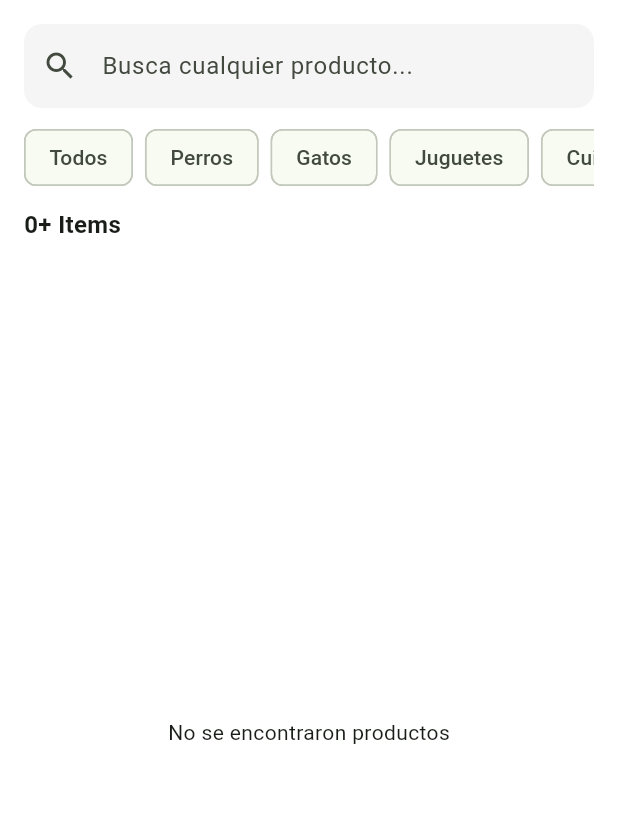
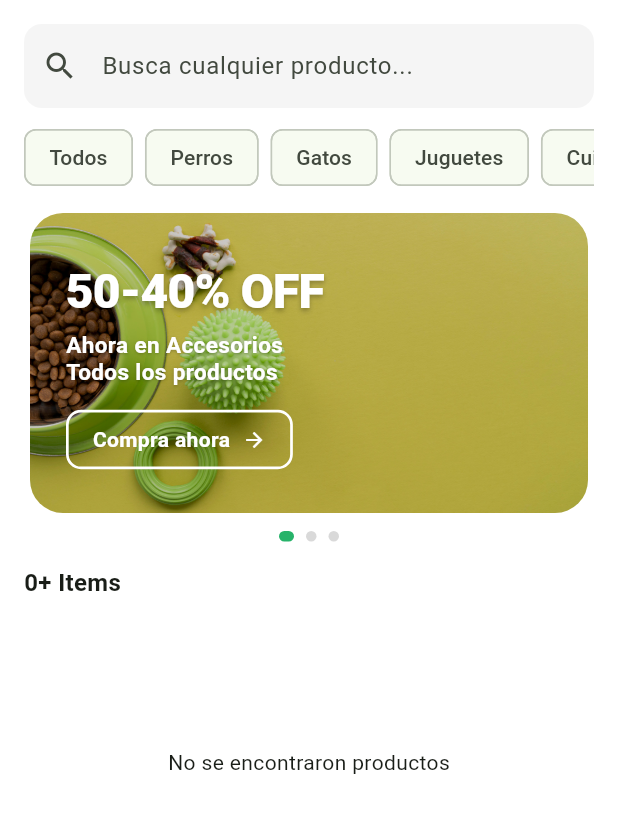
Before and after one commit to Jenny1416/petitt, a Flutter app: the _Catalog widget shown alone on an empty page, opened directly with empty values, on a phone screen of 412 x 824 dp. Shown: the top 813 px of the screen. Run offline on Flutter 3.47's test engine with Material 3 defaults, Android fonts, the phone set to English and light mode, and no system bars; our stand-ins replace image_picker; accounts and stored records are empty; network calls fail; Roboto replaces fonts that are missing (Arial).

Commit message:
HOME 65% Añadí el Banner y hasta ahora el flujo funciona correctamente. Aun estoy decidiendo si poner botones en el Banner

```diff
--- a/lib/screens/home_screen.dart
+++ b/lib/screens/home_screen.dart
@@ -4,6 +4,7 @@ import '../providers/app_state.dart';
 import '../routes/app_routes.dart';
 import '../widgets/logo.dart';
 import '../widgets/product_card.dart';
+import '../widgets/promo_banner.dart';
 import 'cart_screen.dart';
 import 'orders_screen.dart';
 import 'profile_screen.dart';
@@ -42,7 +43,7 @@ class _HomeScreenState extends State<HomeScreen> {
                       label: Text('${app.cart.length}'),
                       child: const Icon(Icons.shopping_cart_outlined)))
             ]),
-        body: pages[index],
+        body: IndexedStack(index: index, children: pages),
         bottomNavigationBar: NavigationBar(
           selectedIndex: index,
           onDestinationSelected: (i) => setState(() => index = i),
@@ -85,9 +86,11 @@ class _Catalog extends StatelessWidget {
     final app = context.watch<AppState>();
     final data = app.search(q, cat);
     final cats = ['Todos', 'Perros', 'Gatos', 'Juguetes', 'Cuidado'];
-    return Padding(
+
+    return ListView(
       padding: const EdgeInsets.all(16),
-        child: Column(crossAxisAlignment: CrossAxisAlignment.start, children: [
+      children: [
+        // 1. Buscador
         TextField(
             onChanged: onQ,
             decoration: InputDecoration(
@@ -99,6 +102,8 @@ class _Catalog extends StatelessWidget {
                     borderSide: BorderSide.none,
                     borderRadius: BorderRadius.circular(12)))),
         const SizedBox(height: 12),
+
+        // 2. Categorías
         SizedBox(
             height: 42,
             child: ListView.separated(
@@ -109,24 +114,35 @@ class _Catalog extends StatelessWidget {
                     label: Text(cats[i]),
                     selected: cat == cats[i],
                     onSelected: (_) => onCat(cats[i])))),
-          const SizedBox(height: 12),
+        const SizedBox(height: 16),
+
+        // 3. Banner Promocional (Ahora se moverá al hacer scroll)
+        const PromoBanner(),
+        const SizedBox(height: 16),
+
+        // 4. Contador de Items
         Text('${data.length}+ Items',
-              style:
-                  const TextStyle(fontWeight: FontWeight.bold, fontSize: 16)),
+            style: const TextStyle(fontWeight: FontWeight.bold, fontSize: 16)),
         const SizedBox(height: 8),
-          Expanded(
-              child: data.isEmpty
-                  ? const Center(child: Text('No se encontraron productos'))
+
+        // 5. Cuadrícula de productos
+        data.isEmpty
+            ? const SizedBox(
+                height: 200,
+                child: Center(child: Text('No se encontraron productos')),
+              )
             : GridView.builder(
+                shrinkWrap: true, // Importante para que funcione dentro de un ListView
+                physics: const NeverScrollableScrollPhysics(), // El scroll lo maneja el ListView principal
                 itemCount: data.length,
-                      gridDelegate:
-                          const SliverGridDelegateWithFixedCrossAxisCount(
+                gridDelegate: const SliverGridDelegateWithFixedCrossAxisCount(
                     crossAxisCount: 2,
                     childAspectRatio: .63,
                     crossAxisSpacing: 10,
                     mainAxisSpacing: 10),
-                      itemBuilder: (_, i) => ProductCard(p: data[i])))
-        ]));
+                itemBuilder: (_, i) => ProductCard(p: data[i])),
+      ],
+    );
   }
 }
 
--- /dev/null
+++ b/lib/widgets/promo_banner.dart
@@ -0,0 +1,220 @@
+import 'dart:async';
+import 'package:flutter/material.dart';
+
+class BannerData {
+  final String title;
+  final String subtitle;
+  final String image;
+  final bool showButton;
+
+  const BannerData({
+    required this.title,
+    required this.subtitle,
+    required this.image,
+    this.showButton = false,
+  });
+}
+
+class PromoBanner extends StatefulWidget {
+  const PromoBanner({super.key});
+
+  @override
+  State<PromoBanner> createState() => _PromoBannerState();
+}
+
+class _PromoBannerState extends State<PromoBanner> {
+  final PageController _pageController = PageController();
+  int _currentPage = 0;
+  Timer? _timer;
+
+  final List<BannerData> _banners = [
+    const BannerData(
+      title: '50-40% OFF',
+      subtitle: 'Ahora en Accesorios\nTodos los productos',
+      image: 'assets/images/promo_01.jpg',
+      showButton: true,
+    ),
+    const BannerData(
+      title: 'ENVÍO GRATIS',
+      subtitle: 'En compras mayores a \$99\nEn toda la tienda',
+      image: 'assets/images/promo_02.jpg',
+      showButton: false,
+    ),
+    const BannerData(
+      title: 'NUEVA COLECCIÓN',
+      subtitle: 'Accesorios exclusivos\npara tu mejor amigo',
+      image: 'assets/images/promo_03.jpg',
+      showButton: true,
+    ),
+  ];
+
+  @override
+  void initState() {
+    super.initState();
+    _startTimer();
+  }
+
+  void _startTimer() {
+    _timer = Timer.periodic(const Duration(seconds: 10), (timer) {
+      if (!mounted) return;
+      if (_currentPage < _banners.length - 1) {
+        _currentPage++;
+      } else {
+        _currentPage = 0;
+      }
+
+      if (_pageController.hasClients) {
+        _pageController.animateToPage(
+          _currentPage,
+          duration: const Duration(milliseconds: 600),
+          curve: Curves.easeInOut,
+        );
+      }
+    });
+  }
+
+  @override
+  void dispose() {
+    _timer?.cancel();
+    _pageController.dispose();
+    super.dispose();
+  }
+
+  @override
+  Widget build(BuildContext context) {
+    return Column(
+      mainAxisSize: MainAxisSize.min,
+      children: [
+        SizedBox(
+          height: 200,
+          width: double.infinity,
+          child: PageView.builder(
+            controller: _pageController,
+            onPageChanged: (index) {
+              setState(() {
+                _currentPage = index;
+              });
+            },
+            itemCount: _banners.length,
+            itemBuilder: (context, index) {
+              return _buildBannerItem(_banners[index]);
+            },
+          ),
+        ),
+        const SizedBox(height: 12),
+        Row(
+          mainAxisAlignment: MainAxisAlignment.center,
+          children: List.generate(
+            _banners.length,
+            (index) => _buildDot(index == _currentPage),
+          ),
+        ),
+      ],
+    );
+  }
+
+  Widget _buildBannerItem(BannerData banner) {
+    return Container(
+      margin: const EdgeInsets.symmetric(horizontal: 4),
+      decoration: BoxDecoration(
+        borderRadius: BorderRadius.circular(22),
+        image: DecorationImage(
+          image: AssetImage(banner.image),
+          fit: BoxFit.cover,
+          colorFilter: ColorFilter.mode(
+            Colors.black.withOpacity(0.2),
+            BlendMode.darken,
+          ),
+        ),
+      ),
+      child: Container(
+        padding: const EdgeInsets.all(24),
+        child: Column(
+          crossAxisAlignment: CrossAxisAlignment.start,
+          mainAxisAlignment: MainAxisAlignment.center,
+          children: [
+            Text(
+              banner.title,
+              style: const TextStyle(
+                color: Colors.white,
+                fontSize: 32,
+                fontWeight: FontWeight.w900,
+                letterSpacing: -0.5,
+                shadows: [
+                  Shadow(
+                    offset: Offset(0, 2),
+                    blurRadius: 4,
+                    color: Colors.black26,
+                  ),
+                ],
+              ),
+            ),
+            const SizedBox(height: 4),
+            Text(
+              banner.subtitle,
+              style: const TextStyle(
+                color: Colors.white,
+                fontSize: 15,
+                height: 1.2,
+                fontWeight: FontWeight.w600,
+                shadows: [
+                  Shadow(
+                    offset: Offset(0, 1),
+                    blurRadius: 2,
+                    color: Colors.black26,
+                  ),
+                ],
+              ),
+            ),
+            if (banner.showButton) ...[
+              const SizedBox(height: 16),
+              InkWell(
+                onTap: () {
+                  // Navegación futura
+                },
+                child: Container(
+                  padding: const EdgeInsets.symmetric(
+                    horizontal: 16,
+                    vertical: 8,
+                  ),
+                  decoration: BoxDecoration(
+                    borderRadius: BorderRadius.circular(10),
+                    border: Border.all(color: Colors.white, width: 1.8),
+                  ),
+                  child: const Row(
+                    mainAxisSize: MainAxisSize.min,
+                    children: [
+                      Text(
+                        'Compra ahora',
+                        style: TextStyle(
+                          color: Colors.white,
+                          fontSize: 14,
+                          fontWeight: FontWeight.w700,
+                        ),
+                      ),
+                      SizedBox(width: 8),
+                      Icon(Icons.arrow_forward, color: Colors.white, size: 16),
+                    ],
+                  ),
+                ),
+              ),
+            ],
+          ],
+        ),
+      ),
+    );
+  }
+
+  Widget _buildDot(bool isActive) {
+    return AnimatedContainer(
+      duration: const Duration(milliseconds: 300),
+      margin: const EdgeInsets.symmetric(horizontal: 4),
+      width: isActive ? 10 : 7,
+      height: 7,
+      decoration: BoxDecoration(
+        color: isActive ? const Color(0xFF27B36A) : const Color(0xFFD9D9D9),
+        borderRadius: BorderRadius.circular(4),
+      ),
+    );
+  }
+}
--- a/pubspec.yaml
+++ b/pubspec.yaml
@@ -25,3 +25,6 @@ flutter:
     - assets/images/onboarding_01.jpg
     - assets/images/onboarding_bg.jpg
     - assets/images/onboarding_02.png
+    - assets/images/promo_01.jpg
+    - assets/images/promo_02.jpg
+    - assets/images/promo_03.jpg
```
Also changed, not shown: assets/images/promo_01.jpg (added), assets/images/promo_02.jpg (added), assets/images/promo_03.jpg (added). Lines whose indentation alone changed are shown as unchanged.
